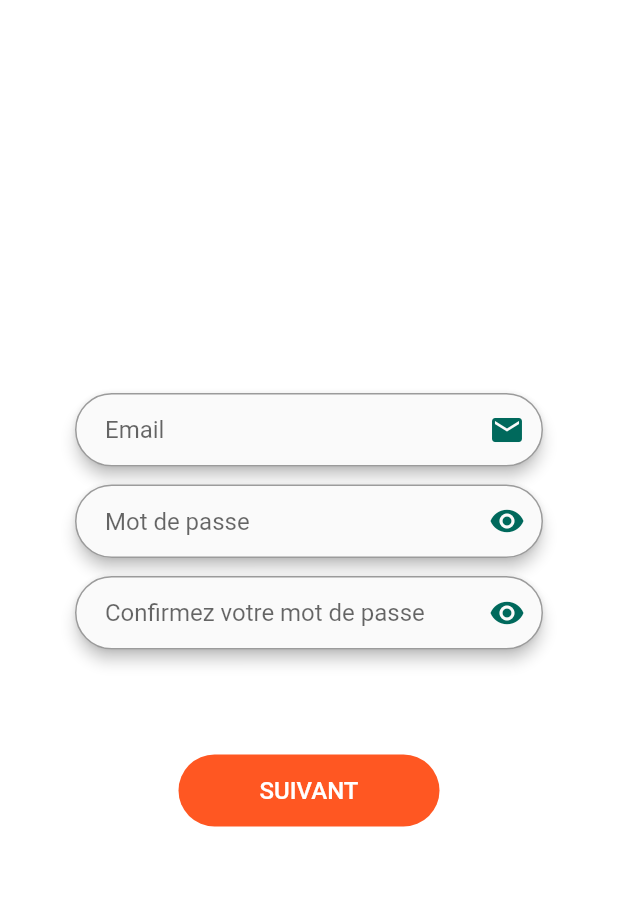
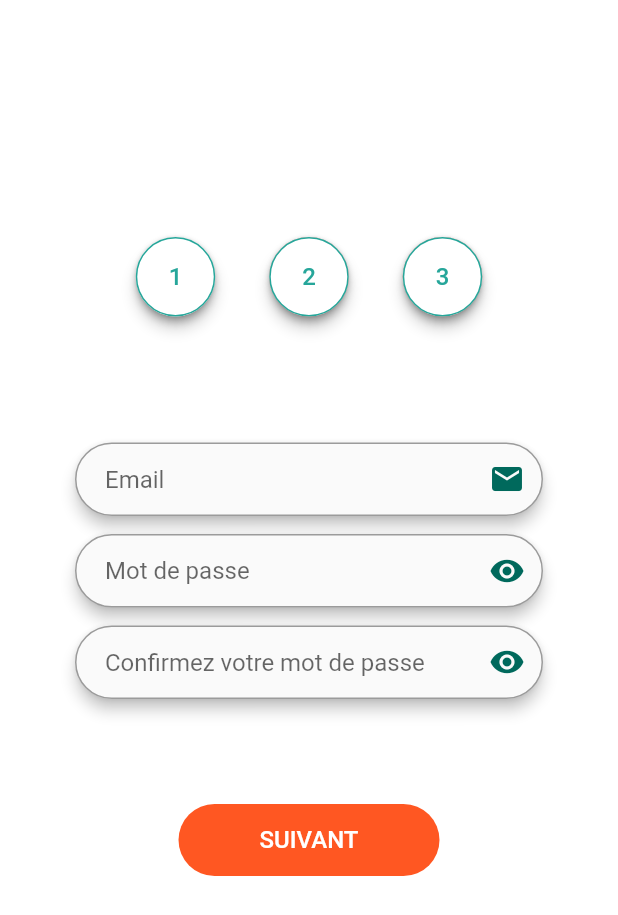
Before and after one commit to ammalimouna/projetV1, a Flutter app: the Register screen opened directly, on a phone screen of 412 x 824 dp. Shown: the top 915 px of the screen. Run offline on Flutter 3.47's test engine with Material 2 defaults, Android fonts, the phone set to English and light mode, and no system bars; our stand-ins replace cloud_firestore, firebase_auth; accounts and stored records are empty.

Commit message:
Update register.dart

```diff
--- a/lib/screens/authenticate/register.dart
+++ b/lib/screens/authenticate/register.dart
@@ -26,15 +26,108 @@ class _RegisterState extends State<Register> {
   Widget build(BuildContext context) {
     return Scaffold(
       backgroundColor: Colors.white,
+
+
       body: Container(
         padding: EdgeInsets.symmetric(vertical: 20.0, horizontal: 50.0),
+
         child: Form(
           key : _formKey, //associer formkey à form
         child: SingleChildScrollView(
+
           child: Column(
             children: <Widget>[
+             SizedBox(height: 130),
+         ButtonBar(
+            alignment:MainAxisAlignment.center,
+
+          children: <Widget>[
+
+          Material(
+             elevation: 4,
+              borderRadius: BorderRadius.circular(30.0),
+           //   color: Colors.red,
+             child: FittedBox(
+                fit: BoxFit.scaleDown,
+                child: SizedBox(
+                    height: 53,
+                    width: 53,
+                    child: RaisedButton(
+                        child: Text('1',
+                        style: const TextStyle(
+                     color:  const Color(0xff26a69a),
+                      fontWeight: FontWeight.w500,
+                      fontFamily: "Roboto",
+                      fontStyle:  FontStyle.normal,
+                      fontSize: 16.0
+                  ),),
+
+                            shape: StadiumBorder(side: BorderSide(color:  const Color(0xff26a69a))),
+                            color: Colors.white,
+                                onPressed: () {},
+                            ),
+                        ),
+                    ),
+          ),
+          SizedBox(width: 20,),
+          Material(
+             elevation: 4,
+              borderRadius: BorderRadius.circular(30.0),
+              color: Colors.red,
+             child: FittedBox(
+                fit: BoxFit.scaleDown,
+
+                child: SizedBox(
+                    height: 53,
+                    width: 53,
+                    child: RaisedButton(
+                        child: Text('2',
+                        style: const TextStyle(
+                     color:  const Color(0xff26a69a),
+                      fontWeight: FontWeight.w500,
+                      fontFamily: "Roboto",
+                      fontStyle:  FontStyle.normal,
+                      fontSize: 16.0
+                  ),),
+
+                            shape: StadiumBorder(side: BorderSide(color:  const Color(0xff26a69a))),
+                            color: Colors.white,
+                                onPressed: () {},
+                            ),
+                        ),
+                    ),
+          ),
+          SizedBox(width: 20,),
+          Material(
+             elevation: 4,
+              borderRadius: BorderRadius.circular(30.0),
+              color: Colors.red,
+             child: FittedBox(
+                fit: BoxFit.scaleDown,
+
+                child: SizedBox(
+                    height: 53,
+                    width: 53,
+                    child: RaisedButton(
+                        child: Text('3',
+                        style: const TextStyle(
+                     color:  const Color(0xff26a69a),
+                      fontWeight: FontWeight.w500,
+                      fontFamily: "Roboto",
+                      fontStyle:  FontStyle.normal,
+                      fontSize: 16.0
+                  ),),
+
+                            shape: StadiumBorder(side: BorderSide(color:  const Color(0xff26a69a))),
+                            color: Colors.white,
+                                onPressed: () {},
+                            ),
+                        ),
+                    ),
+          ),
+             ], ),
              /*Champs Email*/
-             SizedBox(height: 242),
+             SizedBox(height: 76),
               Material(
                 elevation: 4,
                  borderRadius: BorderRadius.circular(30.0),
@@ -163,8 +256,6 @@ class _RegisterState extends State<Register> {
                 onPressed: () async {
                   if(_formKey.currentState.validate()){
                     dynamic result = await _auth.registerWithEmailAndPassword(email, password);
-                    FirebaseUser user= result; //a revoir
-                     user.sendEmailVerification();
                     if(result==null){
                         setState(()=> error = 'Entrez un e-mail valide' );
                     }
```
